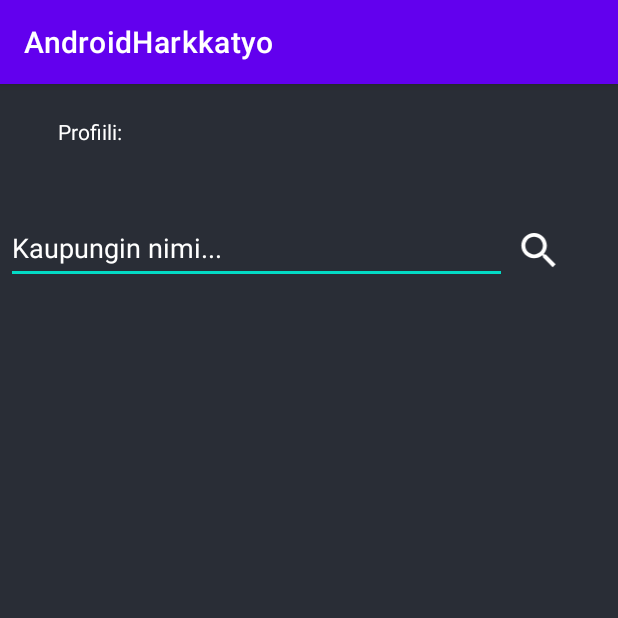
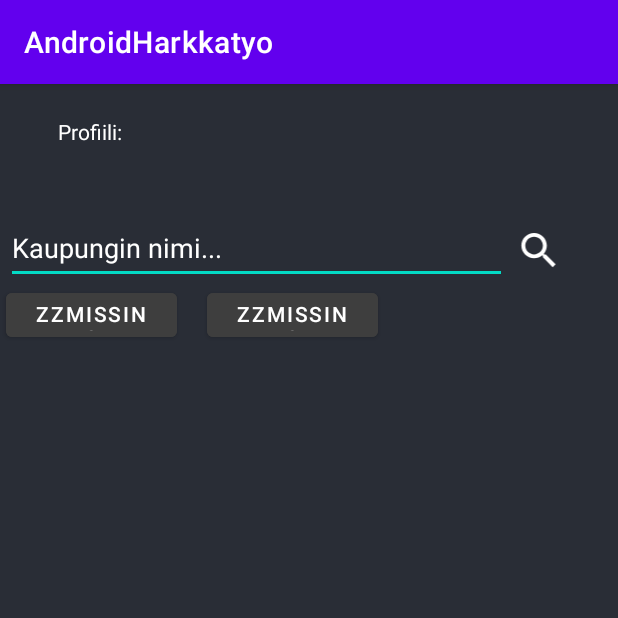
Before and after one commit to Kinnari98/Weather-App, an Android app: the SecondPage screen opened directly, with no data from a screen before it, on a phone screen of 412 x 824 dp, the top half of it. Run offline under Robolectric (Android 15) with nearby library versions, the phone set to English and light mode, and no system bars; our stand-ins replace Volley.

Commit message:
Adjustments and added buttons

```diff
--- a/app/src/main/res/layout/activity_second_page.xml
+++ b/app/src/main/res/layout/activity_second_page.xml
@@ -91,6 +91,7 @@
         android:layout_marginTop="56dp"
         android:textAlignment="center"
         android:textColor="@color/white"
+        android:textSize="20sp"
         app:layout_constraintStart_toStartOf="parent"
         app:layout_constraintTop_toBottomOf="@+id/et" />
 
@@ -102,6 +103,7 @@
         android:layout_marginTop="56dp"
         android:textAlignment="center"
         android:textColor="@color/white"
+        android:textSize="20sp"
         app:layout_constraintStart_toEndOf="@+id/tvCity"
         app:layout_constraintTop_toBottomOf="@+id/et" />
 
@@ -109,9 +111,10 @@
         android:id="@+id/tvTemp"
         android:layout_width="wrap_content"
         android:layout_height="wrap_content"
-        android:layout_marginStart="124dp"
-        android:layout_marginTop="40dp"
+        android:layout_marginStart="120dp"
+        android:layout_marginTop="52dp"
         android:textColor="@color/white"
+        android:textSize="20sp"
         app:layout_constraintStart_toStartOf="parent"
         app:layout_constraintTop_toBottomOf="@+id/tvCity" />
 
@@ -119,9 +122,10 @@
         android:id="@+id/tvFeels_Like"
         android:layout_width="wrap_content"
         android:layout_height="wrap_content"
-        android:layout_marginStart="124dp"
+        android:layout_marginStart="120dp"
         android:layout_marginTop="4dp"
         android:textColor="@color/white"
+        android:textSize="20sp"
         app:layout_constraintStart_toStartOf="parent"
         app:layout_constraintTop_toBottomOf="@+id/tvTemp" />
 
@@ -129,30 +133,33 @@
         android:id="@+id/tvMinTemp"
         android:layout_width="wrap_content"
         android:layout_height="wrap_content"
-        android:layout_marginStart="124dp"
-        android:layout_marginTop="12dp"
+        android:layout_marginStart="120dp"
+        android:layout_marginTop="8dp"
         android:textColor="@color/white"
+        android:textSize="20sp"
         app:layout_constraintStart_toStartOf="parent"
         app:layout_constraintTop_toBottomOf="@+id/tvFeels_Like" />
+
 
     <TextView
         android:id="@+id/tvMaxTemp"
         android:layout_width="wrap_content"
         android:layout_height="wrap_content"
-        android:layout_marginStart="124dp"
-        android:layout_marginTop="8dp"
+        android:layout_marginStart="120dp"
+        android:layout_marginTop="12dp"
         android:textColor="@color/white"
+        android:textSize="20sp"
         app:layout_constraintStart_toStartOf="parent"
         app:layout_constraintTop_toBottomOf="@+id/tvMinTemp" />
-
 
     <TextView
         android:id="@+id/tvWindSpeed"
         android:layout_width="wrap_content"
         android:layout_height="wrap_content"
-        android:layout_marginStart="124dp"
-        android:layout_marginTop="13dp"
+        android:layout_marginStart="120dp"
+        android:layout_marginTop="8dp"
         android:textColor="@color/white"
+        android:textSize="20sp"
         app:layout_constraintStart_toStartOf="parent"
         app:layout_constraintTop_toBottomOf="@+id/tvWeatherDesc" />
 
@@ -160,9 +167,10 @@
         android:id="@+id/tvWindDirection"
         android:layout_width="wrap_content"
         android:layout_height="wrap_content"
-        android:layout_marginStart="124dp"
+        android:layout_marginStart="120dp"
         android:layout_marginTop="4dp"
         android:textColor="@color/white"
+        android:textSize="20sp"
         app:layout_constraintStart_toStartOf="parent"
         app:layout_constraintTop_toBottomOf="@+id/tvWindSpeed" />
 
@@ -170,9 +178,10 @@
         android:id="@+id/tvHumidity"
         android:layout_width="wrap_content"
         android:layout_height="wrap_content"
-        android:layout_marginStart="124dp"
-        android:layout_marginTop="4dp"
+        android:layout_marginStart="120dp"
+        android:layout_marginTop="8dp"
         android:textColor="@color/white"
+        android:textSize="20sp"
         app:layout_constraintStart_toStartOf="parent"
         app:layout_constraintTop_toBottomOf="@+id/tvMaxTemp" />
 
@@ -180,12 +189,32 @@
         android:id="@+id/tvWeatherDesc"
         android:layout_width="wrap_content"
         android:layout_height="wrap_content"
-        android:layout_marginStart="124dp"
+        android:layout_marginStart="120dp"
         android:layout_marginTop="4dp"
         android:textColor="@color/white"
+        android:textSize="20sp"
         app:layout_constraintStart_toStartOf="parent"
         app:layout_constraintTop_toBottomOf="@+id/tvHumidity" />
 
+    <Button
+        android:id="@+id/addCity"
+        android:layout_width="114dp"
+        android:layout_height="41dp"
+        android:layout_marginStart="4dp"
+        android:backgroundTint="#3E3E3E"
+        android:text="@string/add_city"
+        app:layout_constraintStart_toStartOf="parent"
+        app:layout_constraintTop_toBottomOf="@+id/et" />
+
+    <Button
+        android:id="@+id/viewSaved"
+        android:layout_width="114dp"
+        android:layout_height="41dp"
+        android:layout_marginStart="20dp"
+        android:backgroundTint="#3E3E3E"
+        android:text="@string/cities"
+        app:layout_constraintStart_toEndOf="@+id/addCity"
+        app:layout_constraintTop_toBottomOf="@+id/et" />
 
 
 </androidx.constraintlayout.widget.ConstraintLayout>
```
